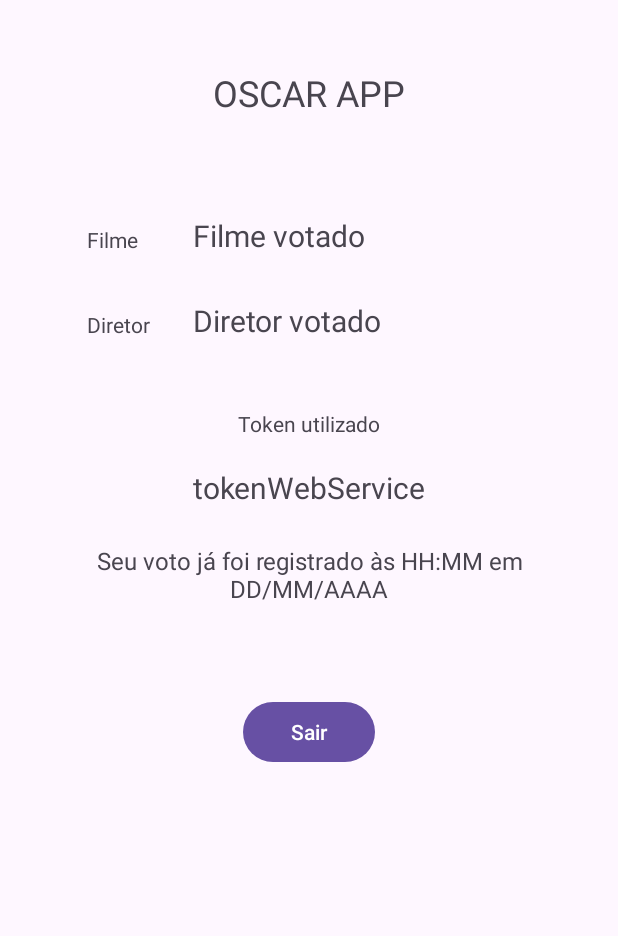
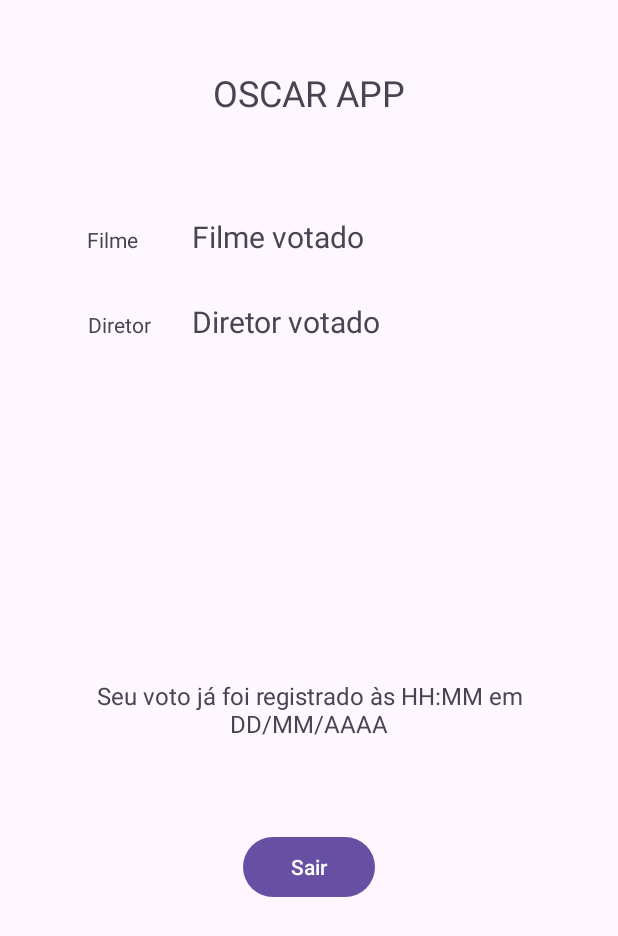
Before and after one commit to cuetopaulo/mobile_OscarApp, an Android app built with Jetpack Compose: the layout activity_tela_ja_votou.xml on its own in the app's theme, with its tools: preview values and no code run, on a phone screen of 412 x 824 dp. Shown: the top 936 px of the screen. Run offline under Robolectric (Android 15) with nearby library versions, the phone set to English and light mode, and no system bars.

Commit message:
Commit funcionalidades e servidor funcionando

```diff
--- a/OscarApp/app/src/main/AndroidManifest.xml
+++ b/OscarApp/app/src/main/AndroidManifest.xml
@@ -4,6 +4,7 @@
 
     <!-- Permissão para acessar a Internet -->
     <uses-permission android:name="android.permission.INTERNET" />
+    <uses-permission android:name="android.permission.ACCESS_NETWORK_STATE" />
 
     <application
         android:allowBackup="true"
@@ -29,7 +30,8 @@
         <activity
             android:name=".telasDiretores.TelaDiretores"
             android:exported="false" />
-
+        <activity android:name=".TelaJaVotou"
+            android:exported="false" />
         <activity
             android:name=".TelaBoasVindas"
             android:exported="false" />
--- a/OscarApp/app/src/main/res/layout/activity_tela_ja_votou.xml
+++ b/OscarApp/app/src/main/res/layout/activity_tela_ja_votou.xml
@@ -11,61 +11,30 @@
         android:id="@+id/tvDiretorVotado"
         android:layout_width="wrap_content"
         android:layout_height="wrap_content"
-        android:layout_marginStart="27dp"
-        android:layout_marginTop="29dp"
-        android:layout_marginEnd="156dp"
         android:text="Diretor votado"
         android:textSize="20sp"
-        app:layout_constraintEnd_toEndOf="parent"
-        app:layout_constraintStart_toEndOf="@+id/textView18"
-        app:layout_constraintTop_toBottomOf="@+id/tvFilmeVotado" />
-
-    <TextView
-        android:id="@+id/tvTokenUsado"
-        android:layout_width="wrap_content"
-        android:layout_height="wrap_content"
-        android:layout_marginTop="19dp"
-        android:text="tokenWebService"
-        android:textAlignment="center"
-        android:textSize="20sp"
-        app:layout_constraintEnd_toEndOf="parent"
-        app:layout_constraintHorizontal_bias="0.5"
-        app:layout_constraintStart_toStartOf="parent"
-        app:layout_constraintTop_toBottomOf="@+id/textView16" />
-
-    <TextView
-        android:id="@+id/textView16"
-        android:layout_width="wrap_content"
-        android:layout_height="wrap_content"
-        android:layout_marginTop="45dp"
-        android:text="Token utilizado"
-        app:layout_constraintEnd_toEndOf="parent"
-        app:layout_constraintHorizontal_bias="0.5"
-        app:layout_constraintStart_toStartOf="parent"
-        app:layout_constraintTop_toBottomOf="@+id/tvDiretorVotado" />
+        app:layout_constraintBaseline_toBaselineOf="@+id/textView18"
+        app:layout_constraintStart_toStartOf="@+id/tvFilmeVotado" />
 
     <TextView
         android:id="@+id/textView18"
         android:layout_width="wrap_content"
         android:layout_height="wrap_content"
-        android:layout_marginStart="58dp"
         android:layout_marginTop="37dp"
+        android:layout_marginEnd="27dp"
         android:text="Diretor"
-        app:layout_constraintStart_toStartOf="parent"
+        app:layout_constraintEnd_toStartOf="@+id/tvDiretorVotado"
         app:layout_constraintTop_toBottomOf="@+id/textView19" />
 
     <TextView
         android:id="@+id/tvFilmeVotado"
         android:layout_width="wrap_content"
         android:layout_height="wrap_content"
-        android:layout_marginStart="35dp"
-        android:layout_marginTop="65dp"
-        android:layout_marginEnd="168dp"
+        android:layout_marginStart="36dp"
         android:text="Filme votado"
         android:textSize="20sp"
-        app:layout_constraintEnd_toEndOf="parent"
-        app:layout_constraintStart_toEndOf="@+id/textView19"
-        app:layout_constraintTop_toBottomOf="@+id/textView14" />
+        app:layout_constraintBaseline_toBaselineOf="@+id/textView19"
+        app:layout_constraintStart_toEndOf="@+id/textView19" />
 
     <Button
         android:id="@+id/btSair6"
@@ -74,7 +43,6 @@
         android:layout_marginTop="38dp"
         android:text="Sair"
         app:layout_constraintEnd_toEndOf="parent"
-        app:layout_constraintHorizontal_bias="0.5"
         app:layout_constraintStart_toStartOf="parent"
         app:layout_constraintTop_toBottomOf="@+id/tvVotoDiaHora" />
 
@@ -96,20 +64,20 @@
         android:text="OSCAR APP"
         android:textSize="24sp"
         app:layout_constraintEnd_toEndOf="parent"
-        app:layout_constraintHorizontal_bias="0.5"
         app:layout_constraintStart_toStartOf="parent"
         app:layout_constraintTop_toTopOf="parent" />
 
     <TextView
         android:id="@+id/tvVotoDiaHora"
-        android:layout_width="287dp"
+        android:layout_width="0dp"
         android:layout_height="63dp"
-        android:layout_marginTop="24dp"
+        android:layout_marginStart="62dp"
+        android:layout_marginEnd="62dp"
+        android:layout_marginBottom="308dp"
         android:text="Seu voto já foi registrado às HH:MM em DD/MM/AAAA"
         android:textAlignment="center"
         android:textSize="16sp"
+        app:layout_constraintBottom_toBottomOf="parent"
         app:layout_constraintEnd_toEndOf="parent"
-        app:layout_constraintHorizontal_bias="0.5"
-        app:layout_constraintStart_toStartOf="parent"
-        app:layout_constraintTop_toBottomOf="@+id/tvTokenUsado" />
+        app:layout_constraintStart_toStartOf="parent" />
 </androidx.constraintlayout.widget.ConstraintLayout>
--- a/OscarApp/app/src/main/res/xml/network_security_config.xml
+++ b/OscarApp/app/src/main/res/xml/network_security_config.xml
@@ -1,6 +1,7 @@
 <?xml version="1.0" encoding="utf-8"?>
 <network-security-config>
     <domain-config cleartextTrafficPermitted="true">
+        <domain includeSubdomains="true">192.168.1.2</domain>
         <domain includeSubdomains="true">wecodecorp.com.br</domain>
     </domain-config>
 </network-security-config>
```
Also changed, not shown: OscarApp/app/src/main/java/br/ufpr/oscarapp/MainActivity.kt (+66 -21 lines), OscarApp/app/src/main/java/br/ufpr/oscarapp/PostApi.kt (added, +32 -0 lines), OscarApp/app/src/main/java/br/ufpr/oscarapp/RetrofitClient.kt (added, +15 -0 lines), OscarApp/app/src/main/java/br/ufpr/oscarapp/TelaBoasVindas.kt (+10 -5 lines), OscarApp/app/src/main/java/br/ufpr/oscarapp/TelaConfirmarVoto.kt (+88 -55 lines), OscarApp/app/src/main/java/br/ufpr/oscarapp/TelaJaVotou.kt (+68 -12 lines), OscarApp/app/src/main/java/br/ufpr/oscarapp/telasDiretores/TelaDiretores.kt (+15 -2 lines), OscarApp/app/src/main/java/br/ufpr/oscarapp/telasFilmes/TelaDetalhesFilmes.kt (+14 -0 lines).
